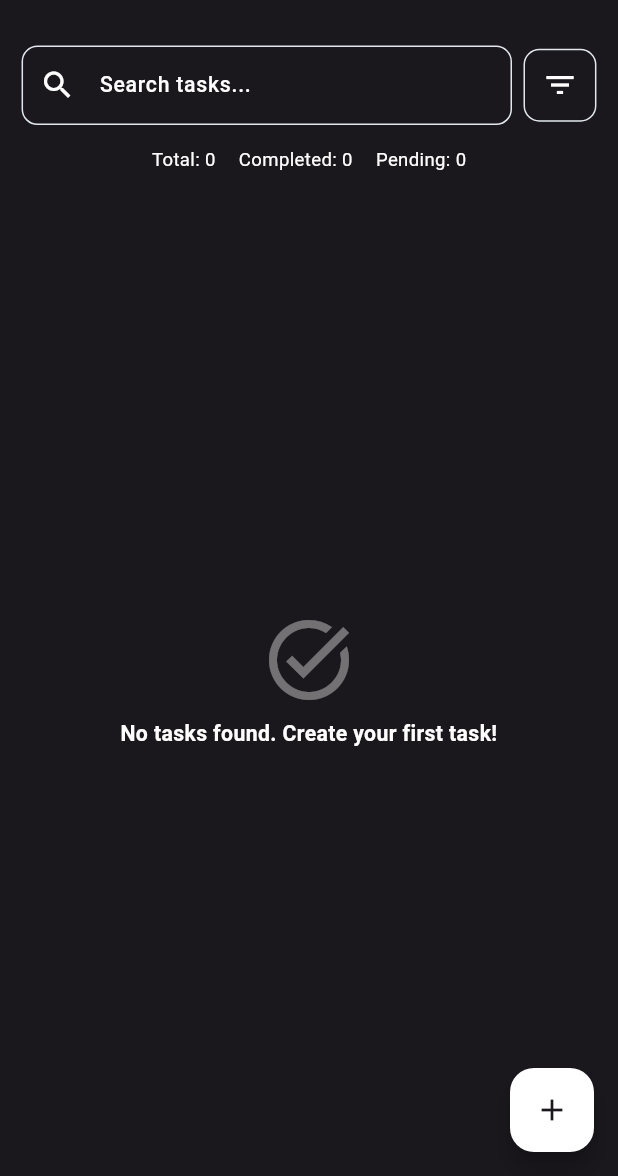
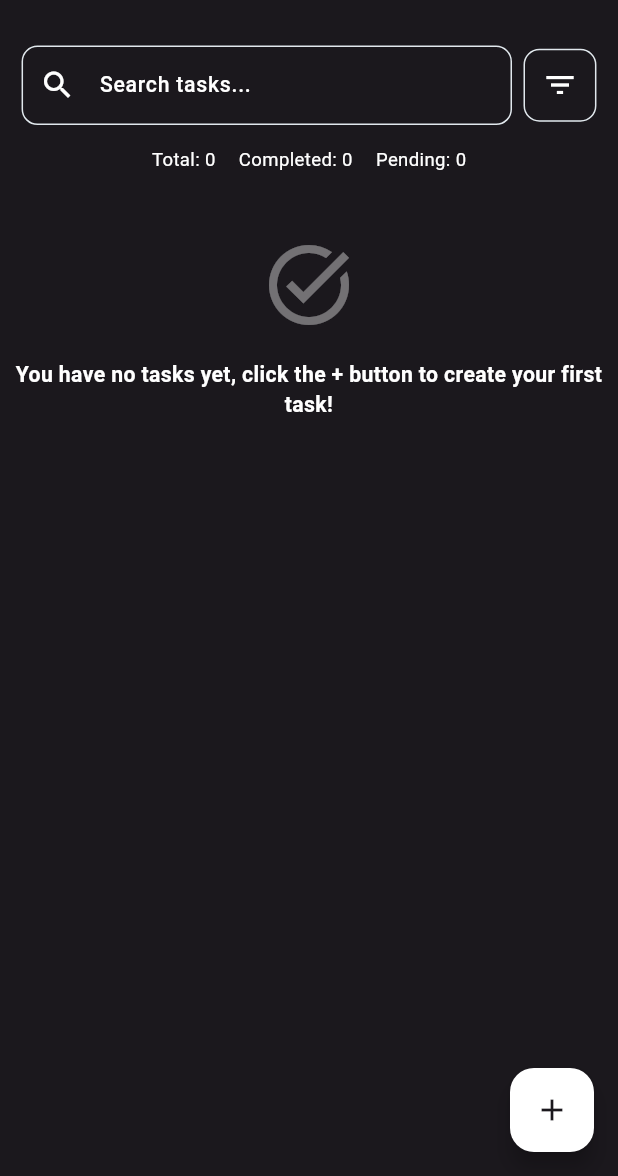
Before and after one commit to AchizuePriscilla/task-buddy, a Flutter app: the screen it shows after launch, on a phone screen of 412 x 824 dp, the part 60-1236 px from its top. Run offline on Flutter 3.47's test engine with Material 3 defaults, Android fonts, the light colour scheme and no system bars; our stand-ins replace flutter_riverpod, flutter_screenutil, hive, hive_flutter, shared_preferences; accounts and stored records are empty; Roboto replaces fonts that are missing (Helvetica).

```diff
--- a/lib/features/task_management/presentation/screens/home_screen.dart
+++ b/lib/features/task_management/presentation/screens/home_screen.dart
@@ -253,18 +253,19 @@ class _HomeScreenState extends ConsumerState<HomeScreen> {
                     : filteredTasks.isEmpty
                         ? Center(
                             child: Column(
-                              mainAxisAlignment: MainAxisAlignment.center,
+                              mainAxisAlignment: MainAxisAlignment.start,
                               children: [
+                                SizedBox(height: 40.h),
                                 Icon(
                                   Icons.task_alt,
                                   size: 64,
                                   color: Theme.of(context).disabledColor,
                                 ),
-                                SizedBox(height: 8.h),
+                                SizedBox(height: 20.h),
                                 Text(
                                   hasActiveFilters
                                       ? AppStrings.noTasksMatchFilters
-                                      : AppStrings.noTasksFound,
+                                      : AppStrings.youHaveNoTasksYet,
                                   style: AppTextStyles.h4,
                                   textAlign: TextAlign.center,
                                 ),
--- a/lib/shared/localization/strings.dart
+++ b/lib/shared/localization/strings.dart
@@ -74,7 +74,8 @@ class AppStrings {
   static const String pendingWithColon = 'Pending:';
   static const String errorWithColon = 'Error:';
   static const String noTasksMatchFilters = 'No tasks match your filters';
-  static const String noTasksFound = 'No tasks found. Create your first task!';
+  static const String youHaveNoTasksYet =
+      'You have no tasks yet, click the + button to create your first task!';
   static const String progressIndicatorTooltip = 'of tasks completed';
 
   // Error messages
@@ -97,4 +98,10 @@ class AppStrings {
   static const String taskUpdatedSuccess = 'Task updated successfully!';
   static const String taskUpdateFailed = 'Failed to update task:';
   static const String markAsCompleted = 'Mark as completed';
+
+  // Delete strings
+  static const String delete = 'Delete';
+  static const String deleteTask = 'Delete Task';
+  static const String deleteTaskConfirmation =
+      'Are you sure you want to delete';
 }
```
Also changed, not shown: lib/features/task_management/presentation/widgets/task_card.dart (+88 -8 lines).
